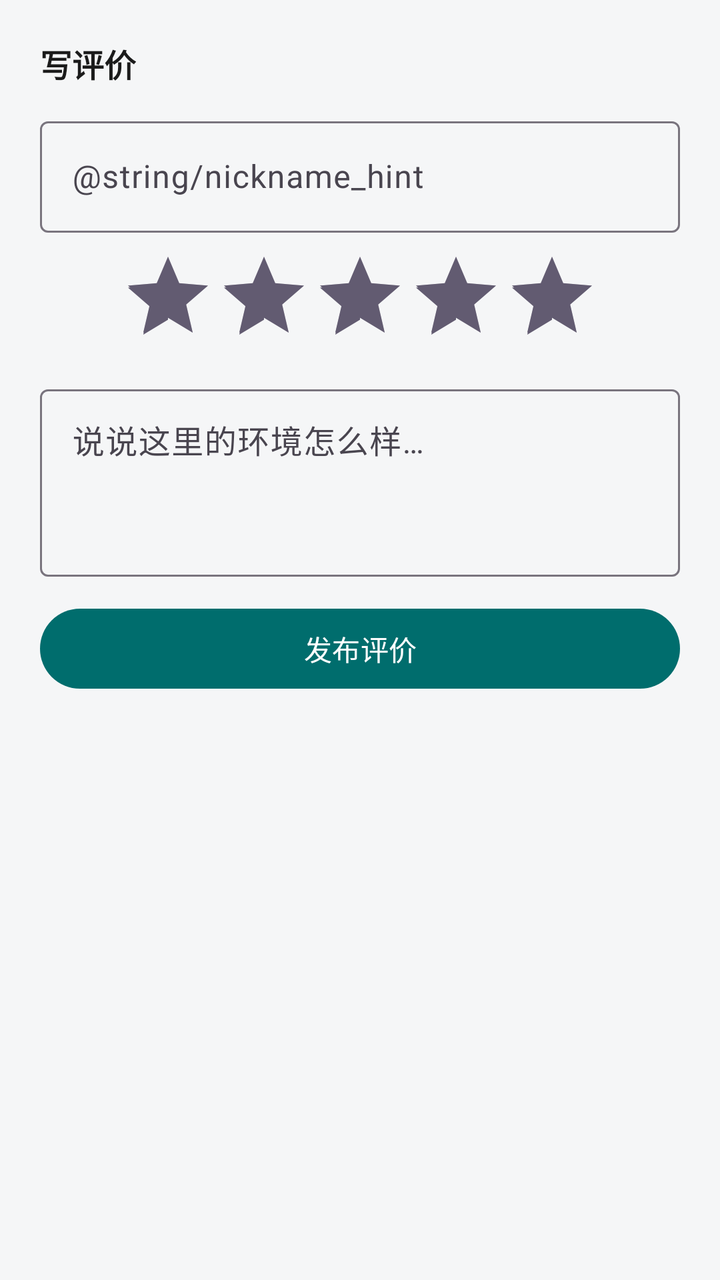
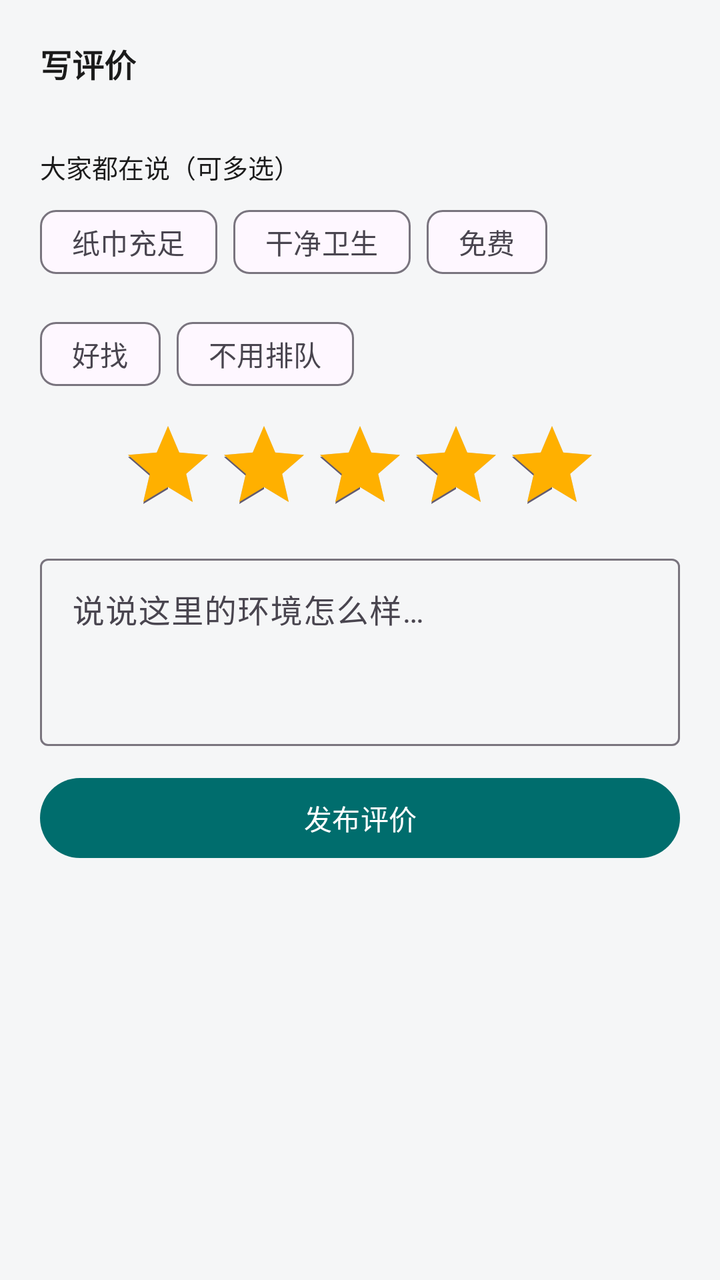

The first picture is an Android layout as it rendered before a commit; the second is the same layout after the commit. The layout source and the unified diff follow.
<!-- AndroidManifest.xml: application theme Theme.NearbyToilet -->
<!-- res/layout/sheet_publish_review.xml -->
<?xml version="1.0" encoding="utf-8"?>
<LinearLayout xmlns:android="http://schemas.android.com/apk/res/android"
    xmlns:app="http://schemas.android.com/apk/res-auto"
    android:layout_width="match_parent"
    android:layout_height="wrap_content"
    android:orientation="vertical"
    android:padding="20dp">

    <TextView
        android:layout_width="wrap_content"
        android:layout_height="wrap_content"
        android:text="@string/write_review"
        android:textColor="#1B1B1B"
        android:textSize="16sp"
        android:textStyle="bold" />

    <com.google.android.material.textfield.TextInputLayout
        android:layout_width="match_parent"
        android:layout_height="wrap_content"
        android:layout_marginTop="12dp"
        android:hint="@string/nickname_hint">

        <com.google.android.material.textfield.TextInputEditText
            android:id="@+id/et_nickname"
            android:layout_width="match_parent"
            android:layout_height="wrap_content"
            android:inputType="text"
            android:maxLength="12" />
    </com.google.android.material.textfield.TextInputLayout>

    <RatingBar
        android:id="@+id/rb_stars"
        android:layout_width="wrap_content"
        android:layout_height="wrap_content"
        android:layout_gravity="center_horizontal"
        android:layout_marginTop="8dp"
        android:numStars="5"
        android:rating="5"
        android:stepSize="1" />

    <com.google.android.material.textfield.TextInputLayout
        android:layout_width="match_parent"
        android:layout_height="wrap_content"
        android:layout_marginTop="8dp"
        android:hint="@string/review_content_hint">

        <com.google.android.material.textfield.TextInputEditText
            android:id="@+id/et_content"
            android:layout_width="match_parent"
            android:layout_height="wrap_content"
            android:gravity="top"
            android:inputType="textMultiLine"
            android:maxLength="200"
            android:minLines="3" />
    </com.google.android.material.textfield.TextInputLayout>

    <com.google.android.material.button.MaterialButton
        android:id="@+id/btn_submit"
        android:layout_width="match_parent"
        android:layout_height="wrap_content"
        android:layout_marginTop="12dp"
        android:text="@string/publish"
        app:backgroundTint="@color/brand_dark" />
</LinearLayout>
<!-- resources referenced by this layout -->
<resources>
  <color name="brand_dark">#006D6D</color>
  <string name="publish">发布评价</string>
  <string name="review_content_hint">说说这里的环境怎么样…</string>
  <string name="write_review">写评价</string>
  <style name="Theme.NearbyToilet" parent="Theme.Material3.DayNight.NoActionBar">
          <item name="android:windowBackground">@color/bg_gray</item>
          <item name="colorPrimary">@color/brand_primary</item>
          <item name="android:statusBarColor">@color/brand_primary</item>
      </style>
  <color name="bg_gray">#F5F6F7</color>
  <color name="brand_primary">#00A6A6</color>
</resources>

<!-- the commit's change to res/layout/sheet_publish_review.xml (unified diff, before → after) -->
@@ -10,23 +10,64 @@
         android:layout_width="wrap_content"
         android:layout_height="wrap_content"
         android:text="@string/write_review"
-        android:textColor="#1B1B1B"
+        android:textColor="@color/text_dark"
         android:textSize="16sp"
         android:textStyle="bold" />
 
-    <com.google.android.material.textfield.TextInputLayout
+    <TextView
+        android:id="@+id/tv_identity"
+        android:layout_width="wrap_content"
+        android:layout_height="wrap_content"
+        android:layout_marginTop="4dp"
+        android:alpha="0.6"
+        android:textColor="@color/text_dark"
+        android:textSize="12sp" />
+
+    <TextView
+        android:layout_width="wrap_content"
+        android:layout_height="wrap_content"
+        android:layout_marginTop="10dp"
+        android:text="@string/tags_title"
+        android:textColor="@color/text_dark"
+        android:textSize="13sp" />
+
+    <com.google.android.material.chip.ChipGroup
+        android:id="@+id/chip_group_tags"
         android:layout_width="match_parent"
         android:layout_height="wrap_content"
-        android:layout_marginTop="12dp"
-        android:hint="@string/nickname_hint">
+        android:layout_marginTop="4dp"
+        app:chipSpacingHorizontal="8dp">
 
-        <com.google.android.material.textfield.TextInputEditText
-            android:id="@+id/et_nickname"
-            android:layout_width="match_parent"
+        <com.google.android.material.chip.Chip
+            style="@style/Widget.Material3.Chip.Filter"
+            android:layout_width="wrap_content"
             android:layout_height="wrap_content"
-            android:inputType="text"
-            android:maxLength="12" />
-    </com.google.android.material.textfield.TextInputLayout>
+            android:text="@string/tag_paper" />
+
+        <com.google.android.material.chip.Chip
+            style="@style/Widget.Material3.Chip.Filter"
+            android:layout_width="wrap_content"
+            android:layout_height="wrap_content"
+            android:text="@string/tag_clean" />
+
+        <com.google.android.material.chip.Chip
+            style="@style/Widget.Material3.Chip.Filter"
+            android:layout_width="wrap_content"
+            android:layout_height="wrap_content"
+            android:text="@string/tag_free" />
+
+        <com.google.android.material.chip.Chip
+            style="@style/Widget.Material3.Chip.Filter"
+            android:layout_width="wrap_content"
+            android:layout_height="wrap_content"
+            android:text="@string/tag_easy_find" />
+
+        <com.google.android.material.chip.Chip
+            style="@style/Widget.Material3.Chip.Filter"
+            android:layout_width="wrap_content"
+            android:layout_height="wrap_content"
+            android:text="@string/tag_no_queue" />
+    </com.google.android.material.chip.ChipGroup>
 
     <RatingBar
         android:id="@+id/rb_stars"
@@ -35,6 +76,7 @@
         android:layout_gravity="center_horizontal"
         android:layout_marginTop="8dp"
         android:numStars="5"
+        android:progressTint="@color/star_orange"
         android:rating="5"
         android:stepSize="1" />
 
<!-- resource entries referenced after the edit -->
@@ -1,8 +1,16 @@
 <!-- resources referenced by this layout -->
 <resources>
   <color name="brand_dark">#006D6D</color>
+  <color name="star_orange">#FFB000</color>
+  <color name="text_dark">#1B1B1B</color>
   <string name="publish">发布评价</string>
   <string name="review_content_hint">说说这里的环境怎么样…</string>
+  <string name="tag_clean">干净卫生</string>
+  <string name="tag_easy_find">好找</string>
+  <string name="tag_free">免费</string>
+  <string name="tag_no_queue">不用排队</string>
+  <string name="tag_paper">纸巾充足</string>
+  <string name="tags_title">大家都在说（可多选）</string>
   <string name="write_review">写评价</string>
   <style name="Theme.NearbyToilet" parent="Theme.Material3.DayNight.NoActionBar">
           <item name="android:windowBackground">@color/bg_gray</item>
